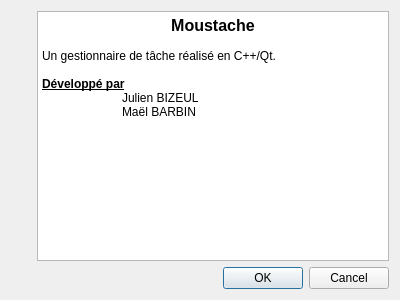
First picture: the form in src/ihm/CustomWidgets/aboutdialog.ui, repository bmael/IHMProject, before the edit.
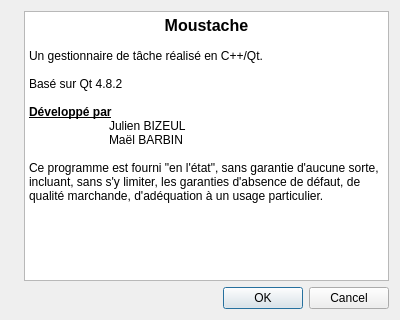
Second picture: the form after the edit. Icons and pictures are not drawn.

Commit message: minor display bug for Aboutdialog

The edit to the form file:
```diff
--- a/src/ihm/CustomWidgets/aboutdialog.ui
+++ b/src/ihm/CustomWidgets/aboutdialog.ui
@@ -7,9 +7,27 @@
     <x>0</x>
     <y>0</y>
     <width>400</width>
-    <height>300</height>
+    <height>320</height>
    </rect>
   </property>
+  <property name="sizePolicy">
+   <sizepolicy hsizetype="Fixed" vsizetype="Fixed">
+    <horstretch>0</horstretch>
+    <verstretch>0</verstretch>
+   </sizepolicy>
+  </property>
+  <property name="minimumSize">
+   <size>
+    <width>400</width>
+    <height>320</height>
+   </size>
+  </property>
+  <property name="maximumSize">
+   <size>
+    <width>400</width>
+    <height>320</height>
+   </size>
+  </property>
   <property name="windowTitle">
    <string>À propos</string>
   </property>
@@ -30,14 +48,14 @@
        </property>
        <property name="minimumSize">
         <size>
-         <width>20</width>
+         <width>6</width>
          <height>20</height>
         </size>
        </property>
        <property name="maximumSize">
         <size>
-         <width>16777066</width>
-         <height>16777215</height>
+         <width>177</width>
+         <height>140</height>
         </size>
        </property>
        <property name="text">
@@ -62,9 +80,13 @@
 &lt;p style=&quot;-qt-paragraph-type:empty; margin-top:0px; margin-bottom:0px; margin-left:0px; margin-right:0px; -qt-block-indent:0; text-indent:0px;&quot;&gt;&lt;br /&gt;&lt;/p&gt;
 &lt;p style=&quot; margin-top:0px; margin-bottom:0px; margin-left:0px; margin-right:0px; -qt-block-indent:0; text-indent:0px;&quot;&gt;Un gestionnaire de tâche réalisé en C++/Qt. &lt;/p&gt;
 &lt;p style=&quot;-qt-paragraph-type:empty; margin-top:0px; margin-bottom:0px; margin-left:0px; margin-right:0px; -qt-block-indent:0; text-indent:0px;&quot;&gt;&lt;br /&gt;&lt;/p&gt;
+&lt;p style=&quot; margin-top:0px; margin-bottom:0px; margin-left:0px; margin-right:0px; -qt-block-indent:0; text-indent:0px;&quot;&gt;Basé sur Qt 4.8.2&lt;/p&gt;
+&lt;p style=&quot;-qt-paragraph-type:empty; margin-top:0px; margin-bottom:0px; margin-left:0px; margin-right:0px; -qt-block-indent:0; text-indent:0px;&quot;&gt;&lt;br /&gt;&lt;/p&gt;
 &lt;p style=&quot; margin-top:0px; margin-bottom:0px; margin-left:0px; margin-right:0px; -qt-block-indent:0; text-indent:0px;&quot;&gt;&lt;span style=&quot; font-weight:600; text-decoration: underline;&quot;&gt;Développé par&lt;/span&gt;&lt;/p&gt;
 &lt;p style=&quot; margin-top:0px; margin-bottom:0px; margin-left:0px; margin-right:0px; -qt-block-indent:0; text-indent:0px;&quot;&gt;	Julien BIZEUL&lt;/p&gt;
-&lt;p style=&quot; margin-top:0px; margin-bottom:0px; margin-left:0px; margin-right:0px; -qt-block-indent:0; text-indent:0px;&quot;&gt;	Maël BARBIN&lt;/p&gt;&lt;/body&gt;&lt;/html&gt;</string>
+&lt;p style=&quot; margin-top:0px; margin-bottom:0px; margin-left:0px; margin-right:0px; -qt-block-indent:0; text-indent:0px;&quot;&gt;	Maël BARBIN&lt;/p&gt;
+&lt;p style=&quot;-qt-paragraph-type:empty; margin-top:0px; margin-bottom:0px; margin-left:0px; margin-right:0px; -qt-block-indent:0; text-indent:0px;&quot;&gt;&lt;br /&gt;&lt;/p&gt;
+&lt;p style=&quot; margin-top:0px; margin-bottom:0px; margin-left:0px; margin-right:0px; -qt-block-indent:0; text-indent:0px;&quot;&gt;Ce programme est fourni &amp;quot;en l'état&amp;quot;, sans garantie d'aucune sorte, incluant, sans s'y limiter, les garanties d'absence de défaut, de qualité marchande, d'adéquation à un usage particulier.&lt;/p&gt;&lt;/body&gt;&lt;/html&gt;</string>
        </property>
       </widget>
      </item>
```
